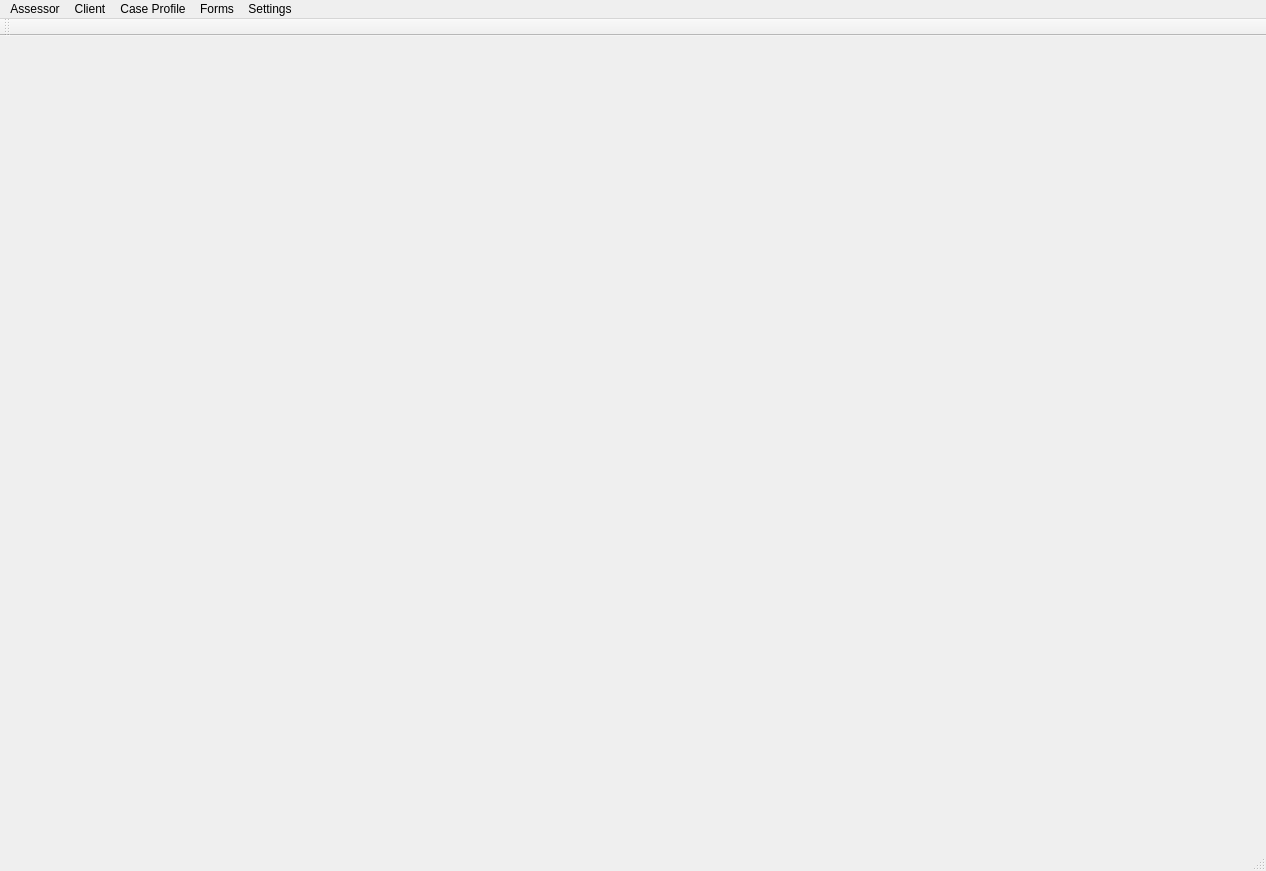
Before: the Qt Designer form SLT_Application/SLT_Application/SLT_Application.ui in amaralBruno27866/SLT_Solution, drawn with Qt 5.
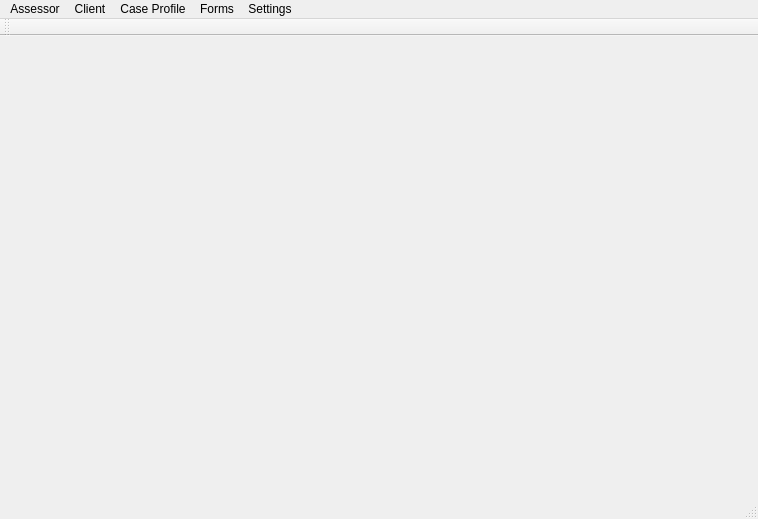
After: the same form once the commit is applied.

Diff of the .ui file:
```diff
--- a/SLT_Application/SLT_Application/SLT_Application.ui
+++ b/SLT_Application/SLT_Application/SLT_Application.ui
@@ -6,8 +6,8 @@
    <rect>
     <x>0</x>
     <y>0</y>
-    <width>1266</width>
-    <height>871</height>
+    <width>758</width>
+    <height>519</height>
    </rect>
   </property>
   <property name="windowTitle">
@@ -19,7 +19,7 @@
     <rect>
      <x>0</x>
      <y>0</y>
-     <width>1266</width>
+     <width>758</width>
      <height>33</height>
     </rect>
    </property>
```
Left out of the diff: 2 changed lines with no effect on the pictures.
